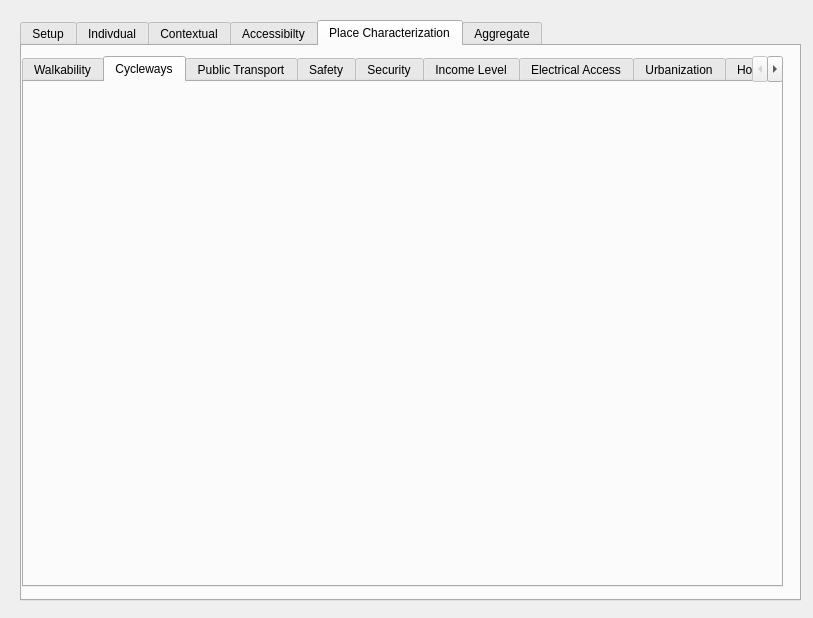
First picture: the form in gender_indicator_tool/gender_indicator_tool_dialog_base.ui, repository worldbank/GEEST, before the edit.
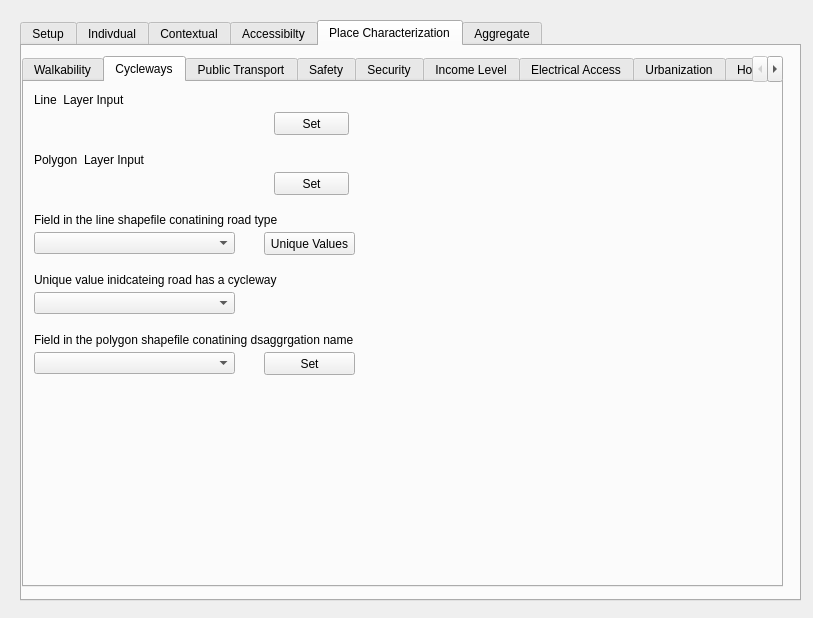
Second picture: the form after the edit. The open tabs and pages were chosen to show the change. Custom widgets are drawn as their Qt base class.

Commit message: Walkability tab complete. Started on Cyclway. Currently busy on Safe Urban Design

What changed in the file:
```diff
--- a/gender_indicator_tool/gender_indicator_tool_dialog_base.ui
+++ b/gender_indicator_tool/gender_indicator_tool_dialog_base.ui
@@ -2623,6 +2623,173 @@
       <attribute name="title">
        <string>Cycleways</string>
       </attribute>
+      <widget class="QPushButton" name="WLK_Set_PB_2">
+       <property name="geometry">
+        <rect>
+         <x>250</x>
+         <y>30</y>
+         <width>75</width>
+         <height>23</height>
+        </rect>
+       </property>
+       <property name="text">
+        <string>Set</string>
+       </property>
+      </widget>
+      <widget class="QLabel" name="label_69">
+       <property name="geometry">
+        <rect>
+         <x>10</x>
+         <y>10</y>
+         <width>201</width>
+         <height>16</height>
+        </rect>
+       </property>
+       <property name="text">
+        <string>Line  Layer Input</string>
+       </property>
+      </widget>
+      <widget class="QgsFileWidget" name="WLK_Input_Field_2">
+       <property name="geometry">
+        <rect>
+         <x>10</x>
+         <y>30</y>
+         <width>231</width>
+         <height>31</height>
+        </rect>
+       </property>
+      </widget>
+      <widget class="QgsFileWidget" name="WLK_Input_Field_3">
+       <property name="geometry">
+        <rect>
+         <x>10</x>
+         <y>90</y>
+         <width>231</width>
+         <height>31</height>
+        </rect>
+       </property>
+      </widget>
+      <widget class="QLabel" name="label_73">
+       <property name="geometry">
+        <rect>
+         <x>10</x>
+         <y>70</y>
+         <width>201</width>
+         <height>16</height>
+        </rect>
+       </property>
+       <property name="text">
+        <string>Polygon  Layer Input</string>
+       </property>
+      </widget>
+      <widget class="QPushButton" name="WLK_Set_PB_3">
+       <property name="geometry">
+        <rect>
+         <x>250</x>
+         <y>90</y>
+         <width>75</width>
+         <height>23</height>
+        </rect>
+       </property>
+       <property name="text">
+        <string>Set</string>
+       </property>
+      </widget>
+      <widget class="QPushButton" name="WLK_unique_PB_2">
+       <property name="geometry">
+        <rect>
+         <x>240</x>
+         <y>150</y>
+         <width>91</width>
+         <height>23</height>
+        </rect>
+       </property>
+       <property name="text">
+        <string>Unique Values</string>
+       </property>
+      </widget>
+      <widget class="QLabel" name="label_77">
+       <property name="geometry">
+        <rect>
+         <x>10</x>
+         <y>130</y>
+         <width>251</width>
+         <height>16</height>
+        </rect>
+       </property>
+       <property name="text">
+        <string>Field in the line shapefile conatining road type</string>
+       </property>
+      </widget>
+      <widget class="QComboBox" name="WLK_roadTypeField_CB_2">
+       <property name="geometry">
+        <rect>
+         <x>10</x>
+         <y>150</y>
+         <width>201</width>
+         <height>22</height>
+        </rect>
+       </property>
+      </widget>
+      <widget class="QComboBox" name="WLK_roadTypeField_CB_3">
+       <property name="geometry">
+        <rect>
+         <x>10</x>
+         <y>210</y>
+         <width>201</width>
+         <height>22</height>
+        </rect>
+       </property>
+      </widget>
+      <widget class="QLabel" name="label_105">
+       <property name="geometry">
+        <rect>
+         <x>10</x>
+         <y>190</y>
+         <width>251</width>
+         <height>16</height>
+        </rect>
+       </property>
+       <property name="text">
+        <string>Unique value inidcateing road has a cycleway</string>
+       </property>
+      </widget>
+      <widget class="QLabel" name="label_108">
+       <property name="geometry">
+        <rect>
+         <x>10</x>
+         <y>250</y>
+         <width>321</width>
+         <height>16</height>
+        </rect>
+       </property>
+       <property name="text">
+        <string>Field in the polygon shapefile conatining dsaggrgation name</string>
+       </property>
+      </widget>
+      <widget class="QComboBox" name="WLK_roadTypeField_CB_4">
+       <property name="geometry">
+        <rect>
+         <x>10</x>
+         <y>270</y>
+         <width>201</width>
+         <height>22</height>
+        </rect>
+       </property>
+      </widget>
+      <widget class="QPushButton" name="WLK_unique_PB_4">
+       <property name="geometry">
+        <rect>
+         <x>240</x>
+         <y>270</y>
+         <width>91</width>
+         <height>23</height>
+        </rect>
+       </property>
+       <property name="text">
+        <string>Set</string>
+       </property>
+      </widget>
      </widget>
      <widget class="QWidget" name="tab_26">
       <attribute name="title">
```
Left out of the diff: 214 changed lines with no effect on the pictures. The commit also changes 2 other files.
